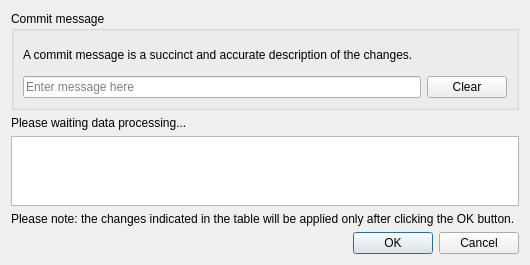
Above: CdbsModules/cadbase_library_upload.ui from mnnxp/cadbaselibrary-freecad before the change. Below: the same form after it.
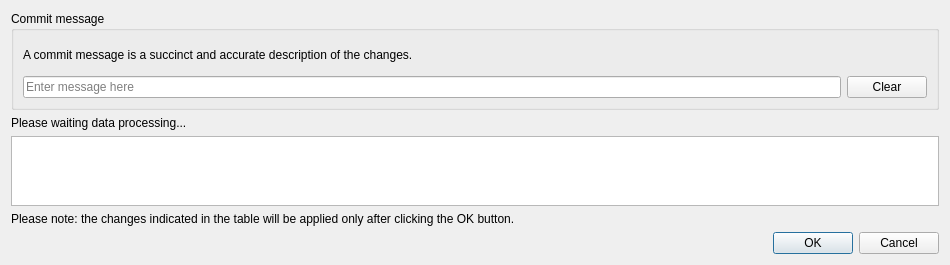
That is the form after the change.

The edit to the form file:
```diff
--- a/CdbsModules/cadbase_library_upload.ui
+++ b/CdbsModules/cadbase_library_upload.ui
@@ -6,8 +6,8 @@
    <rect>
     <x>0</x>
     <y>0</y>
-    <width>530</width>
-    <height>200</height>
+    <width>950</width>
+    <height>250</height>
    </rect>
   </property>
   <property name="windowTitle">
```
